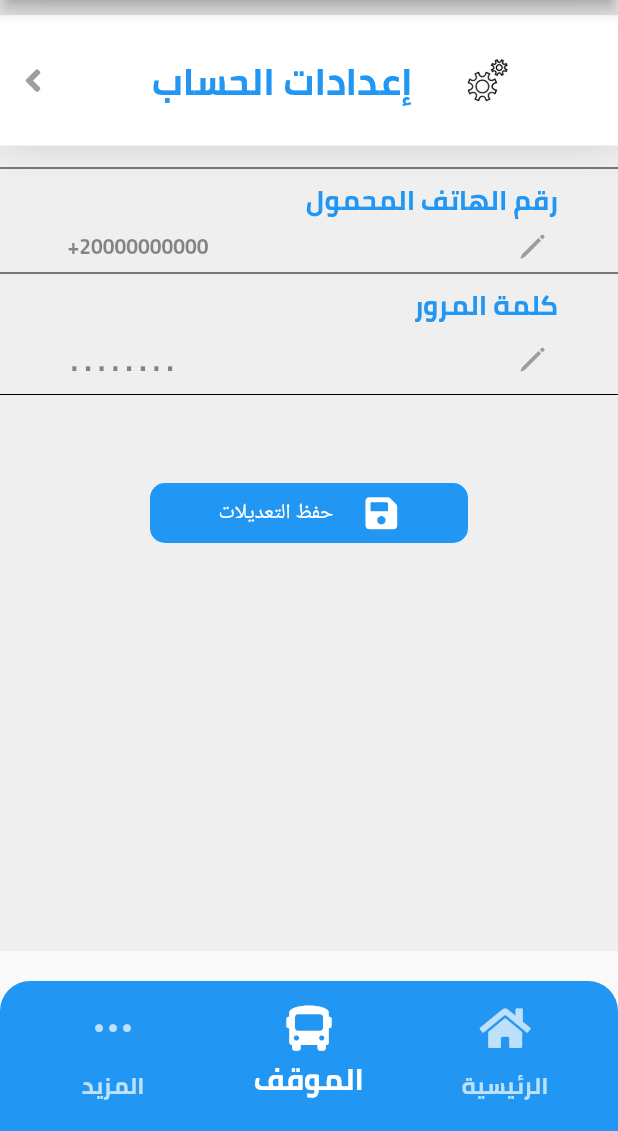
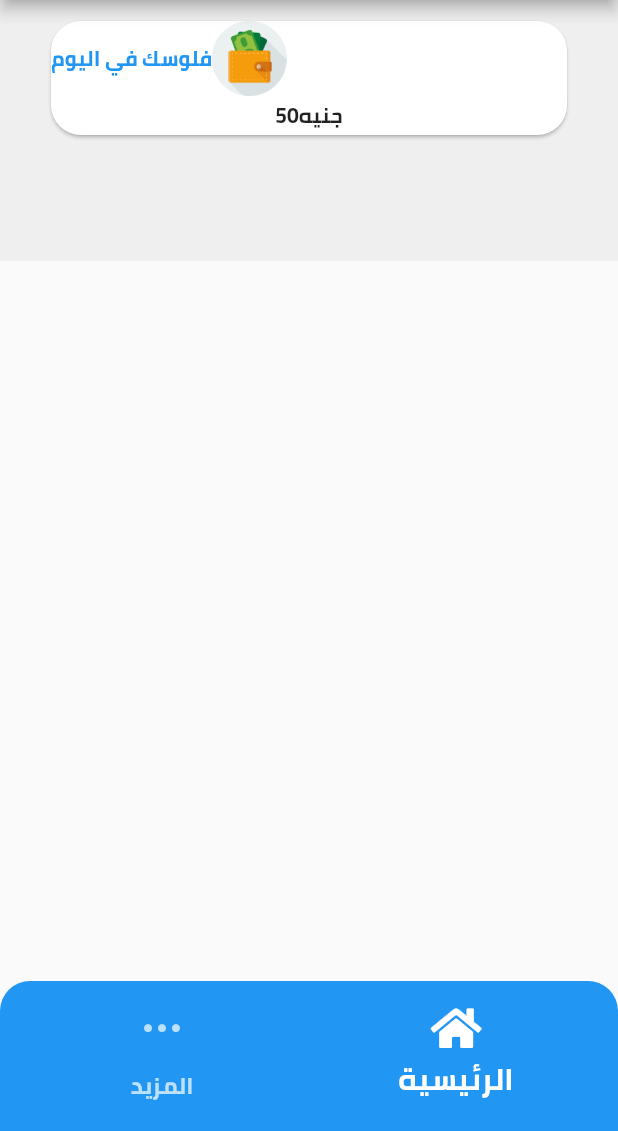
Before and after one commit to El-Helbawy-M/Graby, a Flutter app: the screen it shows after launch, on a phone screen of 412 x 824 dp, the part 105-1236 px from its top. Run offline on Flutter 3.47's test engine with Material 2 defaults, Android fonts, the phone set to English and light mode, and no system bars; our stand-ins replace cloud_firestore, firebase_auth, firebase_core, font_awesome_flutter, permission_handler; missing offline and left inert: qrscan, sliding_switch; accounts and stored records are empty.

Commit message:
second commit

```diff
--- a/lib/Layout/Screens/AccountSittingsScreen.dart
+++ b/lib/Layout/Screens/AccountSittingsScreen.dart
@@ -119,7 +119,7 @@ class _AccountSittingsScreenState extends State<AccountSittingsScreen> {
       ),
       //======================================
       //======================================
-      bottomNavigationBar: NavigationBar(
+      bottomNavigationBar: UserHomeNavigationBar(
         parentContext: context,
       ),
     );
--- a/lib/Layout/Screens/ChargingScreen.dart
+++ b/lib/Layout/Screens/ChargingScreen.dart
@@ -88,7 +88,7 @@ class _ChargingScreenState extends State<ChargingScreen> {
       ),
       //==========================================
       //==========================================
-      bottomNavigationBar: NavigationBar(
+      bottomNavigationBar: UserHomeNavigationBar(
         parentContext: context,
       ),
     );
--- /dev/null
+++ b/lib/Layout/Screens/DriverHomeScreen.dart
@@ -0,0 +1,68 @@
+import 'package:flutter/material.dart';
+import 'package:graby/Layout/Widgets/App%20AppBar.dart';
+import 'package:graby/Layout/Widgets/App%20NavigationBar.dart';
+
+class DriverHomeScreen extends StatefulWidget {
+  DriverHomeScreen({Key key}) : super(key: key);
+
+  @override
+  _DriverHomeScreenState createState() => _DriverHomeScreenState();
+}
+
+class _DriverHomeScreenState extends State<DriverHomeScreen> {
+  @override
+  Widget build(BuildContext context) {
+    return Scaffold(
+      appBar: appBar,
+      body: Column(
+        children: [
+          Container(
+            color: Color(0xffefefef),
+            padding: EdgeInsets.symmetric(vertical: 10, horizontal: 30),
+            child: Card(
+              shape: RoundedRectangleBorder(
+                borderRadius: BorderRadius.circular(20),
+              ),
+              child: Column(
+                crossAxisAlignment: CrossAxisAlignment.center,
+                children: [
+                  Row(
+                    children: [
+                      Text(
+                        'فلوسك في اليوم',
+                        style: TextStyle(
+                          color: Colors.blue,
+                        ),
+                      ),
+                      Container(
+                        width: 50,
+                        height: 50,
+                        decoration: BoxDecoration(
+                          image: DecorationImage(
+                              image: AssetImage('Images/Wallet Balllance.png')),
+                        ),
+                      ),
+                    ],
+                  ),
+                  Text('50جنيه')
+                ],
+              ),
+            ),
+          ),
+          Container(
+            color: Color(0xffefefef),
+            padding: EdgeInsets.symmetric(vertical: 20, horizontal: 30),
+            // child: Card
+          ),
+          Container(
+            color: Color(0xffefefef),
+            padding: EdgeInsets.symmetric(vertical: 15, horizontal: 30),
+          ),
+        ],
+      ),
+      bottomNavigationBar: DriverHomeNavigationBar(
+        parentContext: context,
+      ),
+    );
+  }
+}
--- a/lib/Layout/Screens/HistoryTripsScreen.dart
+++ b/lib/Layout/Screens/HistoryTripsScreen.dart
@@ -50,7 +50,7 @@ class _HistroyTripsScreenState extends State<HistroyTripsScreen> {
       ),
       //==========================================
       //==========================================
-      bottomNavigationBar: NavigationBar(
+      bottomNavigationBar: UserHomeNavigationBar(
         parentContext: context,
       ),
     );
--- a/lib/Layout/Screens/PaymentScreen.dart
+++ b/lib/Layout/Screens/PaymentScreen.dart
@@ -213,7 +213,7 @@ class _PaymentScreenState extends State<PaymentScreen> {
       ),
       //=============================================
       //=============================================
-      bottomNavigationBar: NavigationBar(
+      bottomNavigationBar: UserHomeNavigationBar(
         parentContext: context,
       ),
     );
--- a/lib/Layout/Screens/Transfer Screen.dart
+++ b/lib/Layout/Screens/Transfer Screen.dart
@@ -90,7 +90,7 @@ class _TransferScreenState extends State<TransferScreen> {
       ),
       //==========================================
       //==========================================
-      bottomNavigationBar: NavigationBar(
+      bottomNavigationBar: UserHomeNavigationBar(
         parentContext: context,
       ),
     );
--- a/lib/Layout/Screens/Home Screen.dart
+++ b/lib/Layout/Screens/UserHomeScreen.dart
@@ -297,7 +297,7 @@ class _UserHomeScreenState extends State<UserHomeScreen> {
       ),
       //==========================================
       //==========================================
-      bottomNavigationBar: NavigationBar(
+      bottomNavigationBar: UserHomeNavigationBar(
         parentContext: context,
       ),
     );
--- a/lib/Layout/Screens/UserProfileScreen.dart
+++ b/lib/Layout/Screens/UserProfileScreen.dart
@@ -99,7 +99,7 @@ class _UserProfileScreenState extends State<UserProfileScreen> {
       ),
       //=============================================
       //=============================================
-      bottomNavigationBar: NavigationBar(
+      bottomNavigationBar: UserHomeNavigationBar(
         parentContext: context,
       ),
     );
--- a/lib/Layout/Screens/Verfication Screen.dart
+++ b/lib/Layout/Screens/Verfication Screen.dart
@@ -3,7 +3,7 @@ import 'package:graby/Data/Handlers/DriverCollectionHandler.dart';
 import 'package:graby/Data/Handlers/UserCollectionHandler.dart';
 import 'package:graby/Data/Models/Driver.dart';
 import 'package:graby/Data/Models/User.dart';
-import 'package:graby/Layout/Screens/Home%20Screen.dart';
+import 'package:graby/Layout/Screens/UserHomeScreen.dart';
 import 'package:graby/Layout/Widgets/App%20Dialogs.dart';
 
 import '../../Data/DataBase/FireBase Auther.dart';
--- a/lib/Layout/Widgets/App NavigationBar.dart
+++ b/lib/Layout/Widgets/App NavigationBar.dart
@@ -2,14 +2,14 @@ import 'package:flutter/cupertino.dart';
 import 'package:flutter/material.dart';
 import 'package:font_awesome_flutter/font_awesome_flutter.dart';
 
-class NavigationBar extends StatefulWidget {
-  NavigationBar({this.parentContext});
+class UserHomeNavigationBar extends StatefulWidget {
+  UserHomeNavigationBar({this.parentContext});
   final BuildContext parentContext;
   @override
-  _NavigationBarState createState() => _NavigationBarState();
+  _UserHomeNavigationBarState createState() => _UserHomeNavigationBarState();
 }
 
-class _NavigationBarState extends State<NavigationBar> {
+class _UserHomeNavigationBarState extends State<UserHomeNavigationBar> {
   @override
   Widget build(BuildContext context) {
     return Container(
@@ -52,3 +52,51 @@ class _NavigationBarState extends State<NavigationBar> {
     );
   }
 }
+
+class DriverHomeNavigationBar extends StatefulWidget {
+  DriverHomeNavigationBar({this.parentContext});
+  final BuildContext parentContext;
+  @override
+  _DriverHomeNavigationBarState createState() =>
+      _DriverHomeNavigationBarState();
+}
+
+class _DriverHomeNavigationBarState extends State<DriverHomeNavigationBar> {
+  @override
+  Widget build(BuildContext context) {
+    return Container(
+      padding: EdgeInsets.symmetric(horizontal: 10),
+      height: 100,
+      decoration: BoxDecoration(
+        color: Colors.blue,
+        borderRadius: BorderRadius.vertical(
+          top: Radius.circular(20),
+        ),
+      ),
+      child: Center(
+        child: BottomNavigationBar(
+          elevation: 0,
+          iconSize: 30,
+          currentIndex: 1,
+          selectedFontSize: 20,
+          unselectedFontSize: 15,
+          backgroundColor: Colors.blue,
+          selectedItemColor: Colors.white,
+          unselectedItemColor: Colors.white70,
+          items: [
+            BottomNavigationBarItem(
+              label: 'المزيد',
+              icon: Icon(
+                CupertinoIcons.ellipsis,
+              ),
+            ),
+            BottomNavigationBarItem(
+              label: 'الرئيسية',
+              icon: FaIcon(FontAwesomeIcons.home),
+            ),
+          ],
+        ),
+      ),
+    );
+  }
+}
--- a/lib/main.dart
+++ b/lib/main.dart
@@ -5,7 +5,8 @@ import 'package:graby/Layout/Screens/Splash%20Screen.dart';
 import 'package:graby/Layout/Screens/Verfication%20Screen.dart';
 import 'Layout/Screens/AccountSittingsScreen.dart';
 import 'Layout/Screens/ChargingScreen.dart';
-import 'Layout/Screens/Home Screen.dart';
+import 'Layout/Screens/DriverHomeScreen.dart';
+import 'Layout/Screens/UserHomeScreen.dart';
 import 'Layout/Screens/Log in Screen.dart';
 import 'Layout/Screens/Register Screen.dart';
 import 'Layout/Screens/Transfer Screen.dart';
@@ -35,7 +36,7 @@ class MyApp extends StatelessWidget {
         'RegisterScreen': (context) => RegisterScreen(),
         'SplashScreen': (context) => SplashScreen(),
       },
-      home: AccountSittingsScreen(),
+      home: DriverHomeScreen(),
     );
   }
 }
```
Also changed, not shown: Images/Wallet Balllance.png (added).
